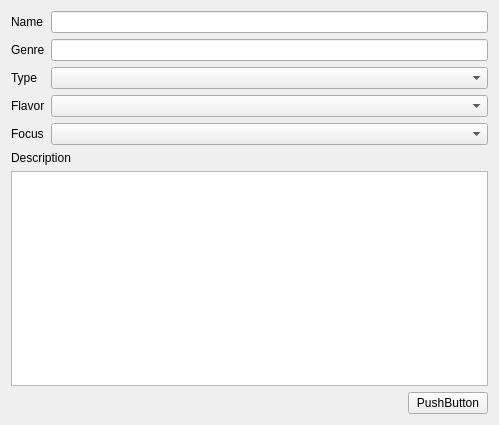
Above: src/cscs/qt/charactertemplate_form.ui from Nikofrom94/cscs before the change. Below: the same form after it.
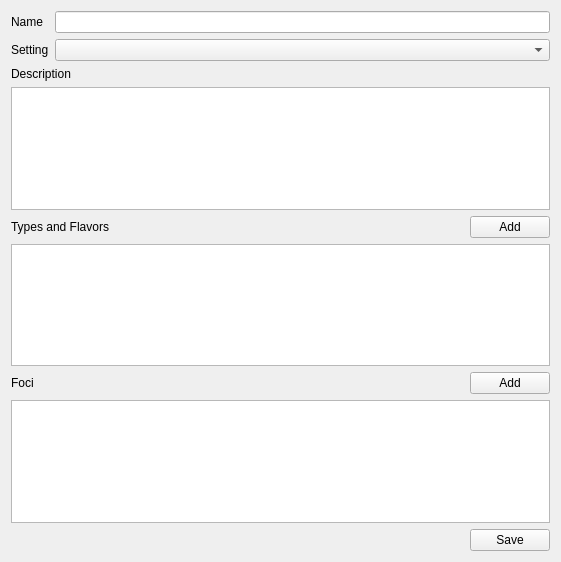
That is the form after the change. Icons and pictures are not drawn. Custom widgets are drawn as their Qt base class.

What changed in the file:
```diff
--- a/src/cscs/qt/charactertemplate_form.ui
+++ b/src/cscs/qt/charactertemplate_form.ui
@@ -6,15 +6,15 @@
    <rect>
     <x>0</x>
     <y>0</y>
-    <width>499</width>
-    <height>425</height>
+    <width>561</width>
+    <height>562</height>
    </rect>
   </property>
   <property name="windowTitle">
    <string>Form</string>
   </property>
   <layout class="QGridLayout" name="gridLayout_2">
-   <item row="5" column="0">
+   <item row="8" column="0">
     <layout class="QHBoxLayout" name="horizontalLayout">
      <item>
       <spacer name="horizontalSpacer">
@@ -32,18 +32,45 @@
      <item>
       <widget class="QPushButton" name="saveButton">
        <property name="text">
-        <string>PushButton</string>
+        <string>Save</string>
        </property>
       </widget>
      </item>
     </layout>
    </item>
-   <item row="2" column="0">
-    <widget class="QLabel" name="label">
+   <item row="6" column="0">
+    <layout class="QHBoxLayout" name="horizontalLayout_3">
+     <item>
+      <widget class="QLabel" name="label_3">
      <property name="text">
-      <string>Description</string>
-     </property>
-    </widget>
+        <string>Foci</string>
+       </property>
+      </widget>
+     </item>
+     <item>
+      <spacer name="horizontalSpacer_3">
+       <property name="orientation">
+        <enum>Qt::Orientation::Horizontal</enum>
+       </property>
+       <property name="sizeHint" stdset="0">
+        <size>
+         <width>40</width>
+         <height>20</height>
+        </size>
+       </property>
+      </spacer>
+     </item>
+     <item>
+      <widget class="QPushButton" name="addFocusButton">
+       <property name="text">
+        <string>Add</string>
+       </property>
+       <property name="icon">
+        <iconset theme="QIcon::ThemeIcon::ListAdd"/>
+       </property>
+      </widget>
+     </item>
+    </layout>
    </item>
    <item row="0" column="0">
     <layout class="QFormLayout" name="formLayout">
@@ -60,54 +87,77 @@
      <item row="1" column="0">
       <widget class="QLabel" name="genreLabel">
        <property name="text">
-        <string>Genre</string>
+        <string>Setting</string>
        </property>
       </widget>
      </item>
      <item row="1" column="1">
-      <widget class="QLineEdit" name="genreLineEdit"/>
+      <widget class="QComboBox" name="settingComboBox"/>
      </item>
     </layout>
    </item>
+   <item row="4" column="0">
+    <layout class="QHBoxLayout" name="horizontalLayout_2">
+     <item>
+      <widget class="QLabel" name="label_2">
+       <property name="text">
+        <string>Types and Flavors</string>
+       </property>
+      </widget>
+     </item>
+     <item>
+      <spacer name="horizontalSpacer_2">
+       <property name="orientation">
+        <enum>Qt::Orientation::Horizontal</enum>
+       </property>
+       <property name="sizeHint" stdset="0">
+        <size>
+         <width>40</width>
+         <height>20</height>
+        </size>
+       </property>
+      </spacer>
+     </item>
+     <item>
+      <widget class="QPushButton" name="addTypeFlavorButton">
+       <property name="text">
+        <string>Add</string>
+       </property>
+       <property name="icon">
+        <iconset theme="QIcon::ThemeIcon::ListAdd"/>
+       </property>
+      </widget>
+     </item>
+    </layout>
+   </item>
+   <item row="2" column="0">
+    <widget class="QLabel" name="label">
+     <property name="text">
+      <string>Description</string>
+     </property>
+    </widget>
+   </item>
+   <item row="1" column="0">
+    <layout class="QFormLayout" name="formLayout_2"/>
+   </item>
    <item row="3" column="0">
     <widget class="QTextEdit" name="descriptionTextEdit"/>
    </item>
-   <item row="1" column="0">
-    <layout class="QFormLayout" name="formLayout_2">
-     <item row="0" column="0">
-      <widget class="QLabel" name="typeLabel">
-       <property name="text">
-        <string>Type</string>
-       </property>
-      </widget>
-     </item>
-     <item row="0" column="1">
-      <widget class="QComboBox" name="typeComboBox"/>
-     </item>
-     <item row="1" column="0">
-      <widget class="QLabel" name="flavorLabel">
-       <property name="text">
-        <string>Flavor</string>
-       </property>
-      </widget>
-     </item>
-     <item row="1" column="1">
-      <widget class="QComboBox" name="flavorComboBox"/>
-     </item>
-     <item row="2" column="0">
-      <widget class="QLabel" name="focusLabel">
-       <property name="text">
-        <string>Focus</string>
-       </property>
-      </widget>
-     </item>
-     <item row="2" column="1">
-      <widget class="QComboBox" name="focusComboBox"/>
-     </item>
-    </layout>
-   </item>
-  </layout>
+   <item row="7" column="0">
+    <widget class="QListWidget" name="fociList"/>
+   </item>
+   <item row="5" column="0">
+    <widget class="CharacterTemplateTypeFlavorView" name="typeflavorListView"/>
+   </item>
+  </layout>
  </widget>
+ <customwidgets>
+  <customwidget>
+   <class>CharacterTemplateTypeFlavorView</class>
+   <extends>QListView</extends>
+   <header>qt.charactertemplatetypeflavorview</header>
+  </customwidget>
+ </customwidgets>
  <resources/>
  <connections/>
 </ui>
```
Left out of the diff: 2 changed lines with no effect on the pictures. Lines whose indentation alone changed are shown as unchanged.
